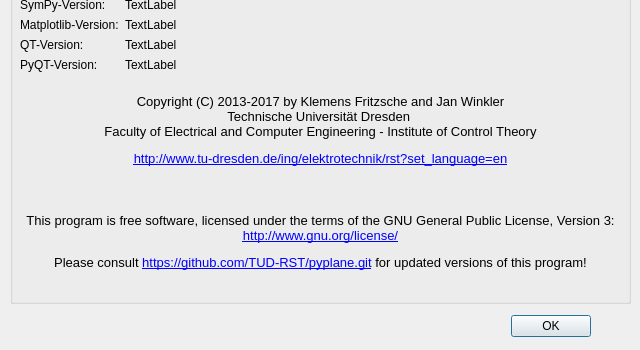
TUD-RST/pyplane, file pyplane/gui/Ui_PyPlane_about.ui: the form before one commit; both pictures show x 0 to 640 and y 160 to 510 of the 640 by 510 pixel window.
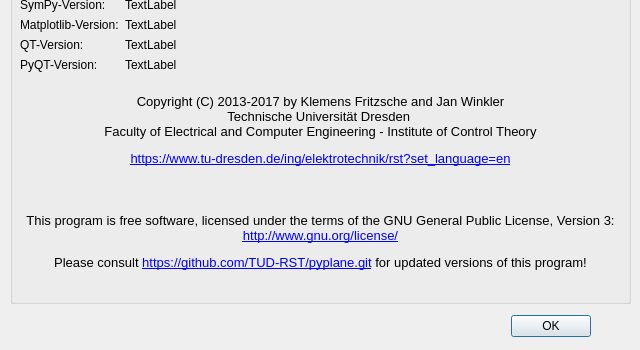
The form after the commit. Icons and pictures are not drawn.

Commit message: Make links in about box working.

```diff
--- a/pyplane/gui/Ui_PyPlane_about.ui
+++ b/pyplane/gui/Ui_PyPlane_about.ui
@@ -279,11 +279,11 @@
         <string>&lt;!DOCTYPE HTML PUBLIC &quot;-//W3C//DTD HTML 4.0//EN&quot; &quot;http://www.w3.org/TR/REC-html40/strict.dtd&quot;&gt;
 &lt;html&gt;&lt;head&gt;&lt;meta name=&quot;qrichtext&quot; content=&quot;1&quot; /&gt;&lt;style type=&quot;text/css&quot;&gt;
 p, li { white-space: pre-wrap; }
-&lt;/style&gt;&lt;/head&gt;&lt;body style=&quot; font-family:'Noto Sans'; font-size:10pt; font-weight:400; font-style:normal;&quot;&gt;
-&lt;p align=&quot;center&quot; style=&quot; margin-top:12px; margin-bottom:0px; margin-left:0px; margin-right:0px; -qt-block-indent:0; text-indent:0px;&quot;&gt;Copyright (C) 2013-2017 by Klemens Fritzsche and Jan Winkler&lt;/p&gt;
-&lt;p align=&quot;center&quot; style=&quot; margin-top:0px; margin-bottom:0px; margin-left:0px; margin-right:0px; -qt-block-indent:0; text-indent:0px;&quot;&gt;Technische Universität Dresden &lt;/p&gt;
-&lt;p align=&quot;center&quot; style=&quot; margin-top:0px; margin-bottom:0px; margin-left:0px; margin-right:0px; -qt-block-indent:0; text-indent:0px;&quot;&gt;Faculty of Electrical and Computer Engineering - Institute of Control Theory&lt;/p&gt;
-&lt;p align=&quot;center&quot; style=&quot; margin-top:12px; margin-bottom:12px; margin-left:0px; margin-right:0px; -qt-block-indent:0; text-indent:0px;&quot;&gt;&lt;a href=&quot;http://www.tu-dresden.de/ing/elektrotechnik/rst?set_language=en&quot;&gt;&lt;span style=&quot; text-decoration: underline; color:#0000ff;&quot;&gt;http://www.tu-dresden.de/ing/elektrotechnik/rst?set_language=en&lt;/span&gt;&lt;/a&gt;&lt;/p&gt;&lt;/body&gt;&lt;/html&gt;</string>
+&lt;/style&gt;&lt;/head&gt;&lt;body style=&quot; font-family:'MS Shell Dlg 2'; font-size:8pt; font-weight:400; font-style:normal;&quot;&gt;
+&lt;p align=&quot;center&quot; style=&quot; margin-top:12px; margin-bottom:0px; margin-left:0px; margin-right:0px; -qt-block-indent:0; text-indent:0px;&quot;&gt;&lt;span style=&quot; font-family:'Noto Sans'; font-size:10pt;&quot;&gt;Copyright (C) 2013-2017 by Klemens Fritzsche and Jan Winkler&lt;/span&gt;&lt;/p&gt;
+&lt;p align=&quot;center&quot; style=&quot; margin-top:0px; margin-bottom:0px; margin-left:0px; margin-right:0px; -qt-block-indent:0; text-indent:0px;&quot;&gt;&lt;span style=&quot; font-family:'Noto Sans'; font-size:10pt;&quot;&gt;Technische Universität Dresden &lt;/span&gt;&lt;/p&gt;
+&lt;p align=&quot;center&quot; style=&quot; margin-top:0px; margin-bottom:0px; margin-left:0px; margin-right:0px; -qt-block-indent:0; text-indent:0px;&quot;&gt;&lt;span style=&quot; font-family:'Noto Sans'; font-size:10pt;&quot;&gt;Faculty of Electrical and Computer Engineering - Institute of Control Theory&lt;/span&gt;&lt;/p&gt;
+&lt;p align=&quot;center&quot; style=&quot; margin-top:12px; margin-bottom:12px; margin-left:0px; margin-right:0px; -qt-block-indent:0; text-indent:0px;&quot;&gt;&lt;a href=&quot;https://www.tu-dresden.de/ing/elektrotechnik/rst?set_language=en&quot;&gt;&lt;span style=&quot; font-size:10pt; text-decoration: underline; color:#0000ff;&quot;&gt;https://www.tu-dresden.de/ing/elektrotechnik/rst?set_language=en&lt;/span&gt;&lt;/a&gt;&lt;/p&gt;&lt;/body&gt;&lt;/html&gt;</string>
        </property>
        <property name="alignment">
         <set>Qt::AlignLeading|Qt::AlignLeft|Qt::AlignVCenter</set>
```
Left out of the diff: 7 changed lines with no effect on the pictures. The commit also changes 1 other file.
